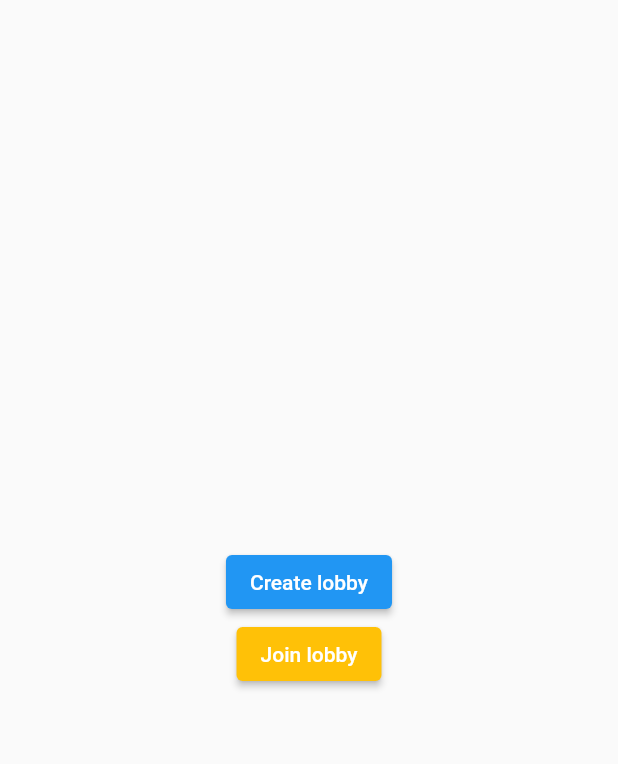
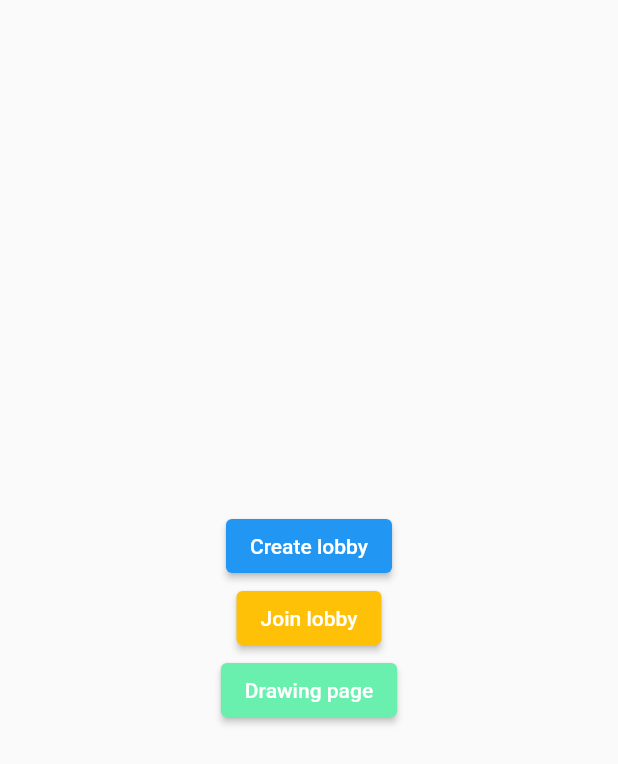
Before and after one commit to MatijaNovosel/scribble, a Flutter app: the screen it shows after launch, on a phone screen of 412 x 824 dp. Shown: the top 764 px of the screen. Run offline on Flutter 3.47's test engine with Material 2 defaults, Android fonts, the phone set to English and light mode, and no system bars; our stand-ins replace go_router, socket_io_client; network calls fail.

Commit message:
Drawing handler

```diff
--- a/lib/pages/drawingPage.dart
+++ b/lib/pages/drawingPage.dart
@@ -19,6 +19,7 @@ class _DrawingPageState extends State<DrawingPage> {
   DrawnLine? line;
   Color selectedColor = Colors.black;
   double selectedWidth = 5.0;
+  int counter = 1;
 
   StreamController<List<DrawnLine?>> linesStreamController = StreamController<List<DrawnLine?>>.broadcast();
   StreamController<DrawnLine?> currentLineStreamController = StreamController<DrawnLine?>.broadcast();
@@ -32,7 +33,6 @@ class _DrawingPageState extends State<DrawingPage> {
 
   @override
   void initState() {
-    SocketManager().connect();
     SocketManager().socket?.on(EventTypes.UPDATE_CANVAS, (data) {
       print(data);
     });
@@ -122,7 +122,7 @@ class _DrawingPageState extends State<DrawingPage> {
   void onPanEnd(DragEndDetails details) {
     lines = List.from(lines)..add(line);
     linesStreamController.add(lines);
-    SocketManager().finishDrawingLine(lines);
+    SocketManager().finishDrawingLine(line);
   }
 
   Widget buildStrokeToolbar() {
@@ -198,6 +198,7 @@ class _DrawingPageState extends State<DrawingPage> {
       padding: const EdgeInsets.all(4.0),
       child: FloatingActionButton(
         mini: true,
+        heroTag: null,
         backgroundColor: color,
         child: Container(),
         onPressed: () {
--- a/lib/pages/start.dart
+++ b/lib/pages/start.dart
@@ -148,6 +148,17 @@ class _StartState extends State<Start> {
               ),
               child: const Text("Join lobby"),
             ),
+            ElevatedButton(
+              onPressed: () {
+                GoRouter.of(context).pushNamed(RouteNames.drawingPage);
+              },
+              style: ButtonStyle(
+                backgroundColor: MaterialStateProperty.all<Color>(
+                  Colors.greenAccent,
+                ),
+              ),
+              child: const Text("Drawing page"),
+            ),
           ],
         ),
       ),
```
Also changed, not shown: lib/infrastructure/socketManager.dart (+5 -6 lines).
